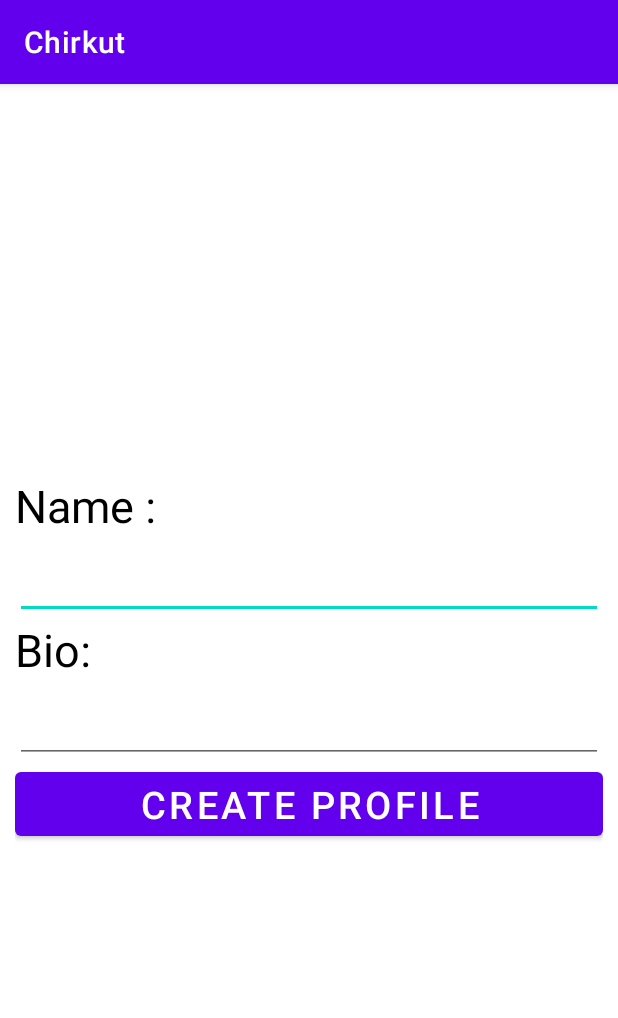
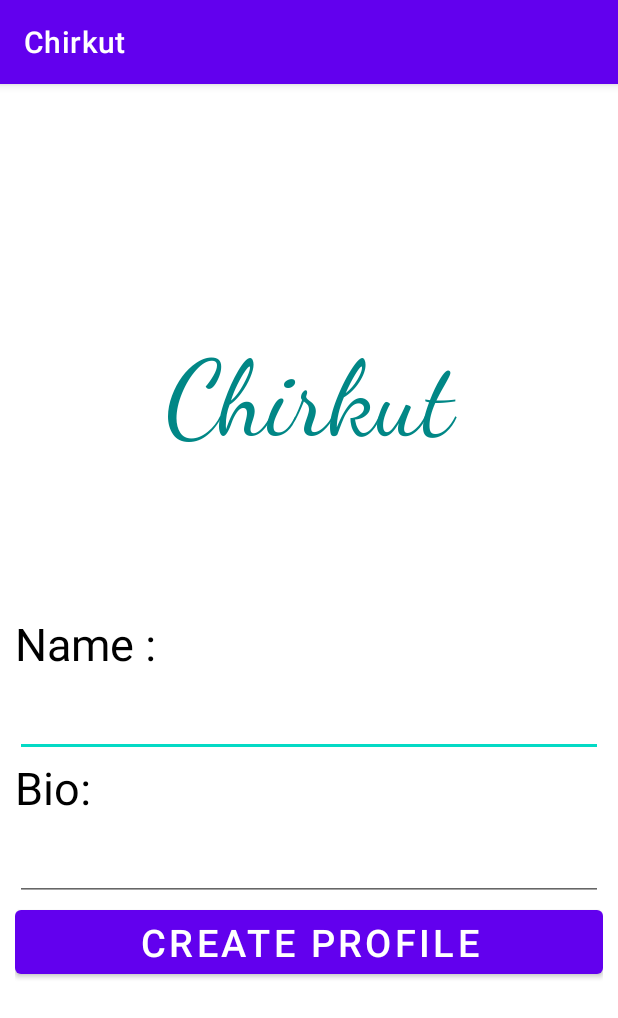
Before and after one commit to Premium-Techs/Chirkut, an Android app: the screen it shows after launch (MainActivity), on a phone screen of 412 x 824 dp. Shown: the top 1018 px of the screen. Run offline under Robolectric (Android 15) with nearby library versions, the phone set to English and light mode, and no system bars.

Commit message:
textView added in front page.

```diff
--- a/app/src/main/res/layout/activity_main.xml
+++ b/app/src/main/res/layout/activity_main.xml
@@ -1,4 +1,6 @@
 <?xml version="1.0" encoding="utf-8"?>
+
+
 <LinearLayout xmlns:android="http://schemas.android.com/apk/res/android"
     xmlns:tools="http://schemas.android.com/tools"
     android:layout_width="match_parent"
@@ -7,6 +9,19 @@
     android:orientation="vertical"
     android:padding="10dp"
     tools:context=".MainActivity">
+
+    <TextView
+        android:id="@+id/textView"
+        android:layout_width="match_parent"
+        android:layout_height="wrap_content"
+        android:fontFamily="cursive"
+        android:text="Chirkut"
+        android:textColor="@color/teal_700"
+        android:textSize="70dp"
+        android:layout_marginBottom="100dp"
+        android:textAlignment="center"
+
+        />
 
     <TextView
         android:layout_width="match_parent"
@@ -48,4 +63,6 @@
         android:textColor="@color/white"
         android:textSize="25sp" />
 
+
+
 </LinearLayout>
```
